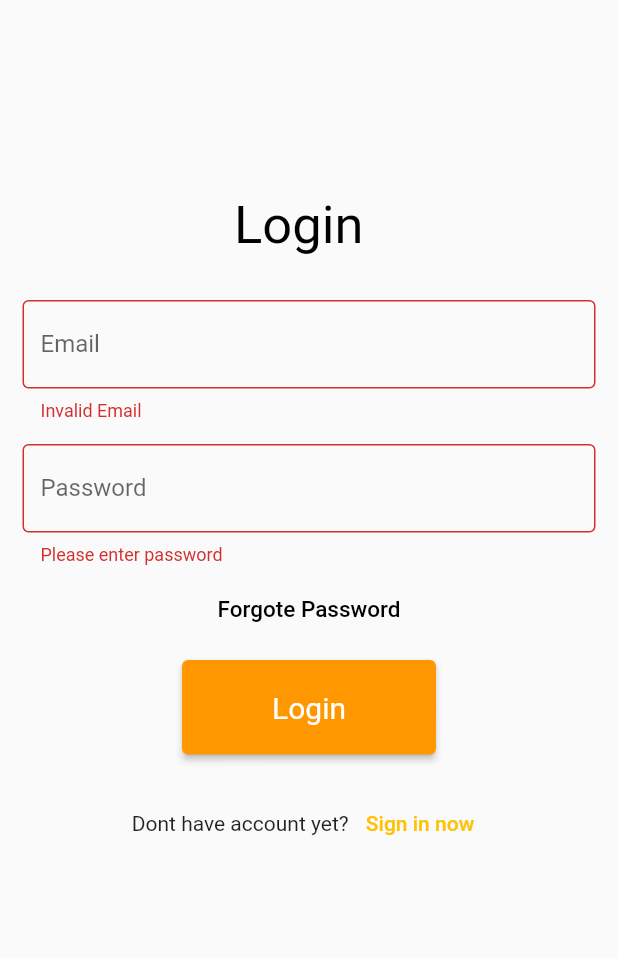
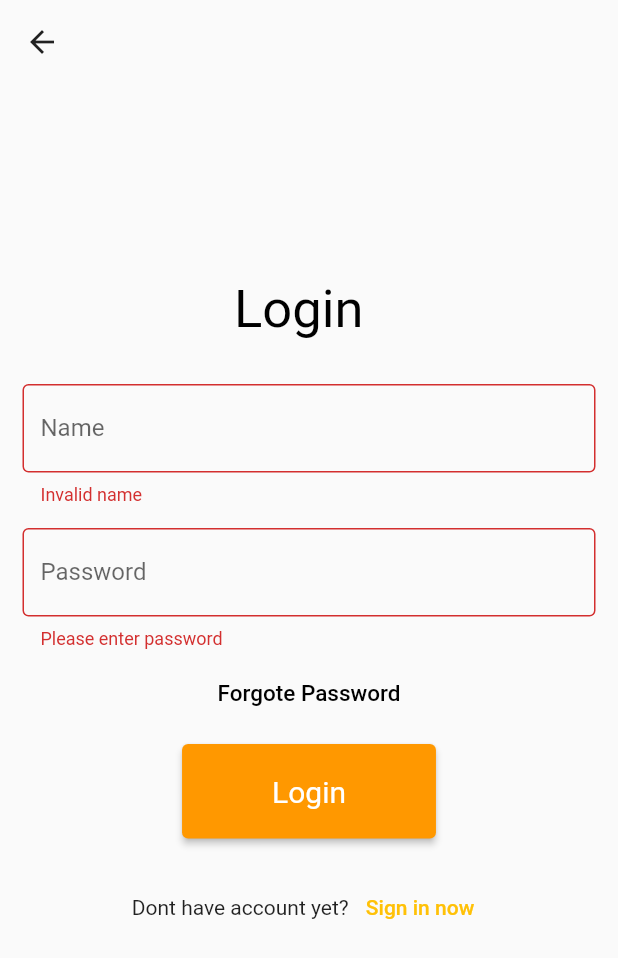
Before and after one commit to SmaqwaTeam/Smakoowa_Mobile, a Flutter app: the LoginPage screen opened directly, after a tap on "Login", on a phone screen of 412 x 824 dp. Shown: the top 958 px of the screen. Run offline on Flutter 3.47's test engine with Material 2 defaults, Android fonts, the phone set to English and light mode, and no system bars; our stand-ins replace easy_search_bar, flutter_secure_storage, get, shared_preferences, validators; missing offline and left inert: dart:js; accounts and stored records are empty; network calls fail.

Commit message:
#8 Api login and baseUrl variable add

```diff
--- a/smakowa/lib/pages/login_page.dart
+++ b/smakowa/lib/pages/login_page.dart
@@ -1,6 +1,9 @@
 import 'package:flutter/material.dart';
+import 'package:smakowa/models/auth/login_client.api.dart';
 import 'package:smakowa/pages/register_page.dart';
 import 'package:validators/validators.dart';
+import 'package:smakowa/models/auth/login_client.api.dart';
+import 'package:smakowa/main.dart';
 
 class LoginPage extends StatefulWidget {
   const LoginPage({super.key});
@@ -11,10 +14,14 @@ class LoginPage extends StatefulWidget {
 
 class _LoginPageState extends State<LoginPage> {
   final _formKey = GlobalKey<FormState>();
+  final TextEditingController nameController = TextEditingController();
+  final TextEditingController passwordController = TextEditingController();
+
   @override
   Widget build(BuildContext context) {
     return Scaffold(
       resizeToAvoidBottomInset: false,
+      appBar: AppBar(),
       body: SingleChildScrollView(
         child: Form(
           key: _formKey,
@@ -47,16 +54,17 @@ class _LoginPageState extends State<LoginPage> {
                   bottom: 15,
                 ),
                 child: TextFormField(
+                  controller: nameController,
                   validator: (value) {
-                    if (!isEmail(value!) || value.isEmpty) {
-                      return 'Invalid Email';
+                    if (value == null || value.isEmpty) {
+                      return 'Invalid name';
                     }
                     return null;
                   },
                   decoration: const InputDecoration(
                     border: OutlineInputBorder(),
-                    labelText: 'Email',
-                    hintText: 'Enter email address',
+                    labelText: 'Name',
+                    hintText: 'Enter name',
                   ),
                 ),
               ),
@@ -67,6 +75,7 @@ class _LoginPageState extends State<LoginPage> {
                   bottom: 5,
                 ),
                 child: TextFormField(
+                  controller: passwordController,
                   validator: (value) {
                     if (value == null || value.isEmpty) {
                       return 'Please enter password';
@@ -95,7 +104,7 @@ class _LoginPageState extends State<LoginPage> {
                   ),
                 ),
               ),
-              SizedBox(
+              const SizedBox(
                 height: 10,
               ),
               ElevatedButton(
@@ -104,15 +113,14 @@ class _LoginPageState extends State<LoginPage> {
                     ScaffoldMessenger.of(context).showSnackBar(
                       const SnackBar(content: Text('Processing Data')),
                     );
+
+                    LoginApiClient().login(nameController.text.toString(),
+                        passwordController.text.toString());
+
+                    nameController.clear();
+                    passwordController.clear();
                   }
                 },
-                child: const Text(
-                  'Login',
-                  style: const TextStyle(
-                    fontSize: 20,
-                    color: Colors.white,
-                  ),
-                ),
                 style: ElevatedButton.styleFrom(
                   padding: const EdgeInsets.symmetric(
                     horizontal: 60,
@@ -122,8 +130,15 @@ class _LoginPageState extends State<LoginPage> {
                   //   borderRadius: BorderRadius.circular(8),
                   // ),
                 ),
+                child: const Text(
+                  'Login',
+                  style: TextStyle(
+                    fontSize: 20,
+                    color: Colors.white,
+                  ),
+                ),
               ),
-              SizedBox(
+              const SizedBox(
                 height: 22,
               ),
               Row(
--- /dev/null
+++ b/smakowa/lib/utils/endpoints.api.dart
@@ -0,0 +1,3 @@
+class ApiEndPoints {
+  static final String baseUrl = 'https://localhost:7188';
+}
```
Also changed, not shown: smakowa/lib/models/auth/login_client.api.dart (added, +67 -0 lines), smakowa/lib/pages/home_page.dart (+7 -5 lines), smakowa/lib/pages/login_helper.dart (added, +68 -0 lines), smakowa/lib/pages/profile_page.dart (+27 -4 lines), smakowa/lib/models/auth/register_client.api.dart (added).
